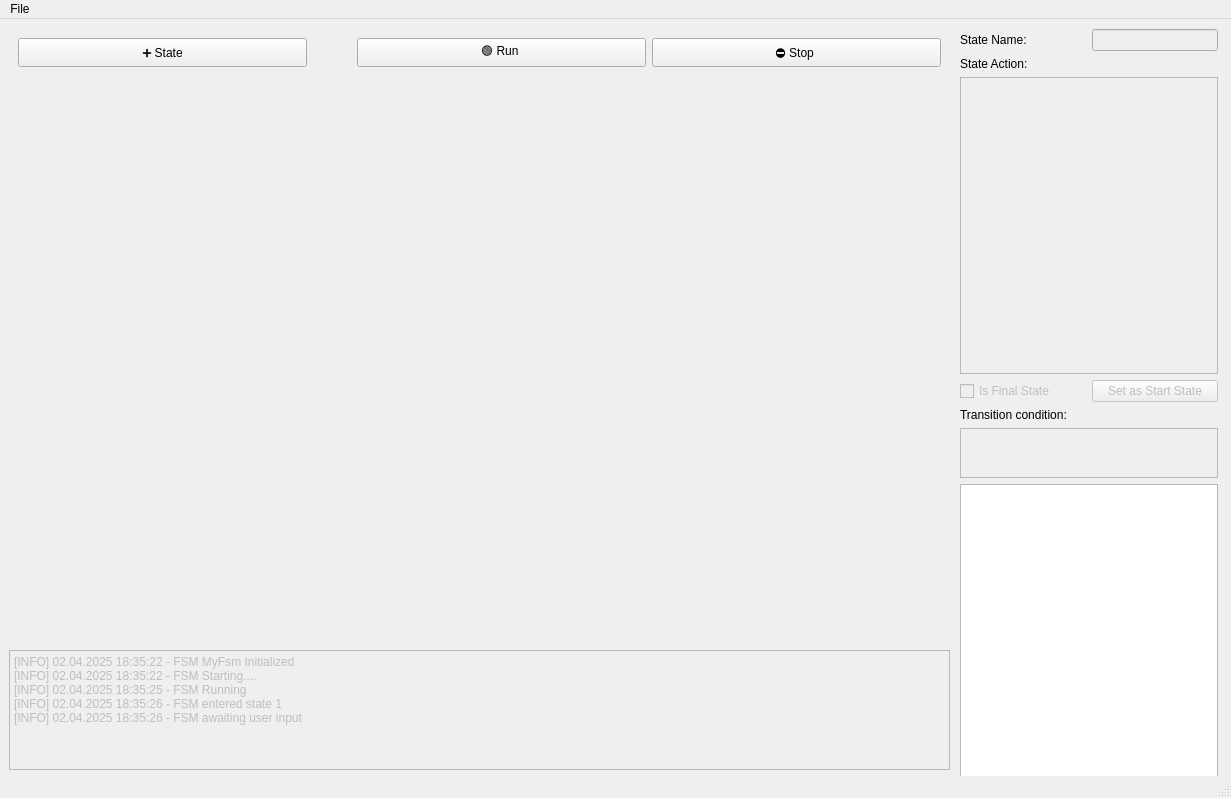
Above: src/mainwindow.ui from JosefAmbruz/ICP-projekt before the change. Below: the same form after it.
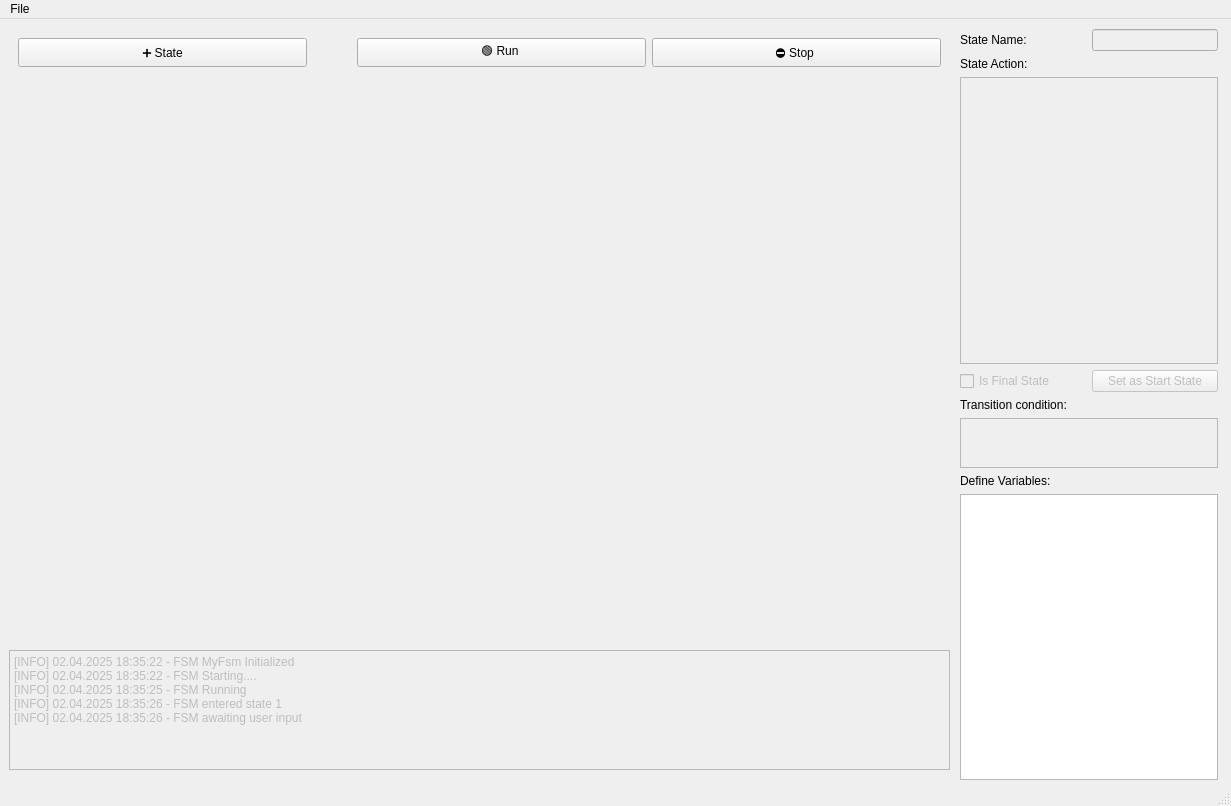
That is the form after the change.

Commit message: add variable definitions to automaton

What changed in the file:
```diff
--- a/src/mainwindow.ui
+++ b/src/mainwindow.ui
@@ -7,7 +7,7 @@
     <x>0</x>
     <y>0</y>
     <width>1231</width>
-    <height>798</height>
+    <height>806</height>
    </rect>
   </property>
   <property name="windowTitle">
@@ -141,7 +141,14 @@
       </widget>
      </item>
      <item>
-      <widget class="QListView" name="listView_varList"/>
+      <widget class="QLabel" name="label_3">
+       <property name="text">
+        <string>Define Variables:</string>
+       </property>
+      </widget>
+     </item>
+     <item>
+      <widget class="QTextEdit" name="textEdit_vars"/>
      </item>
     </layout>
    </widget>
```
Left out of the diff: 3 changed lines with no effect on the pictures. The commit also changes 1 other file.
